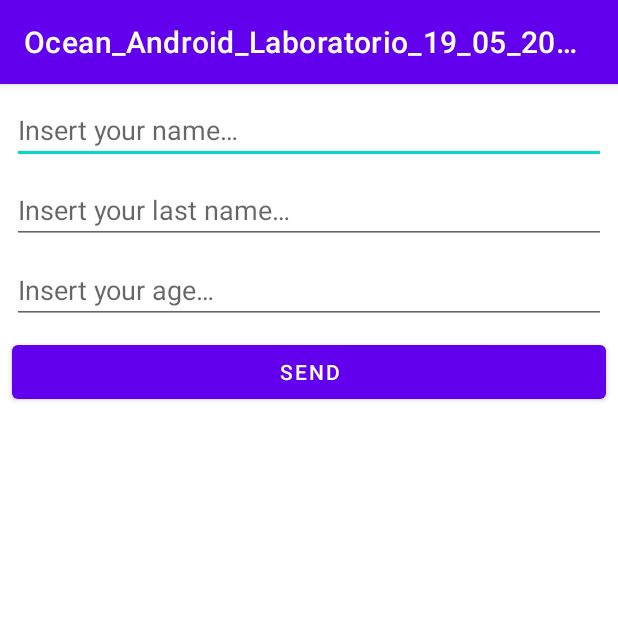
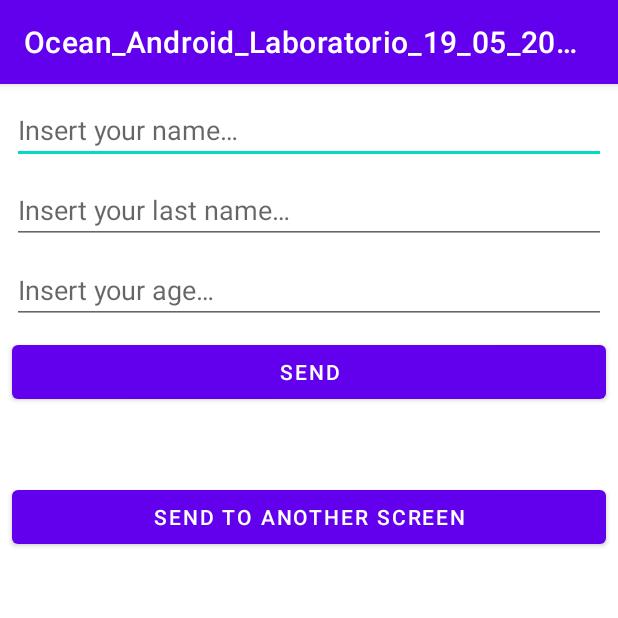
Before and after one commit to paulosalvatore/Ocean_Android_Laboratorio_19_05_2021, an Android app: the screen it shows after launch (MainActivity), on a phone screen of 412 x 824 dp, the top half of it. Run offline under Robolectric (Android 15) with nearby library versions, the phone set to English and light mode, and no system bars.

```diff
--- a/app/src/main/java/com/oceanbrasil/ocean_android_laboratorio_19_05_2021/MainActivity.kt
+++ b/app/src/main/java/com/oceanbrasil/ocean_android_laboratorio_19_05_2021/MainActivity.kt
@@ -1,5 +1,6 @@
 package com.oceanbrasil.ocean_android_laboratorio_19_05_2021
 
+import android.content.Intent
 import android.os.Bundle
 import android.widget.Button
 import android.widget.EditText
@@ -11,6 +12,18 @@ class MainActivity : AppCompatActivity() {
         super.onCreate(savedInstanceState)
         setContentView(R.layout.activity_main)
 
+        inicializarFormulario()
+
+        val btSendAnotherScreen = findViewById<Button>(R.id.btSendAnotherScreen)
+
+        btSendAnotherScreen.setOnClickListener {
+            val newScreenIntent = Intent(this, DetailsActivity::class.java)
+
+            startActivity(newScreenIntent)
+        }
+    }
+
+    private fun inicializarFormulario() {
         val etName = findViewById<EditText>(R.id.etName)
         val etLastName = findViewById<EditText>(R.id.etLastName)
         val etAge = findViewById<EditText>(R.id.etAge)
--- a/app/src/main/res/layout/activity_main.xml
+++ b/app/src/main/res/layout/activity_main.xml
@@ -80,4 +80,18 @@
         app:layout_constraintRight_toRightOf="parent"
         app:layout_constraintTop_toBottomOf="@+id/btSend"
         tools:text="Result" />
+
+    <Button
+        android:id="@+id/btSendAnotherScreen"
+        android:layout_width="0dp"
+        android:layout_height="wrap_content"
+        android:layout_marginStart="8dp"
+        android:layout_marginLeft="8dp"
+        android:layout_marginTop="8dp"
+        android:layout_marginEnd="8dp"
+        android:layout_marginRight="8dp"
+        android:text="Send to another screen"
+        app:layout_constraintEnd_toEndOf="parent"
+        app:layout_constraintStart_toStartOf="parent"
+        app:layout_constraintTop_toBottomOf="@+id/tvResult" />
 </androidx.constraintlayout.widget.ConstraintLayout>
```
